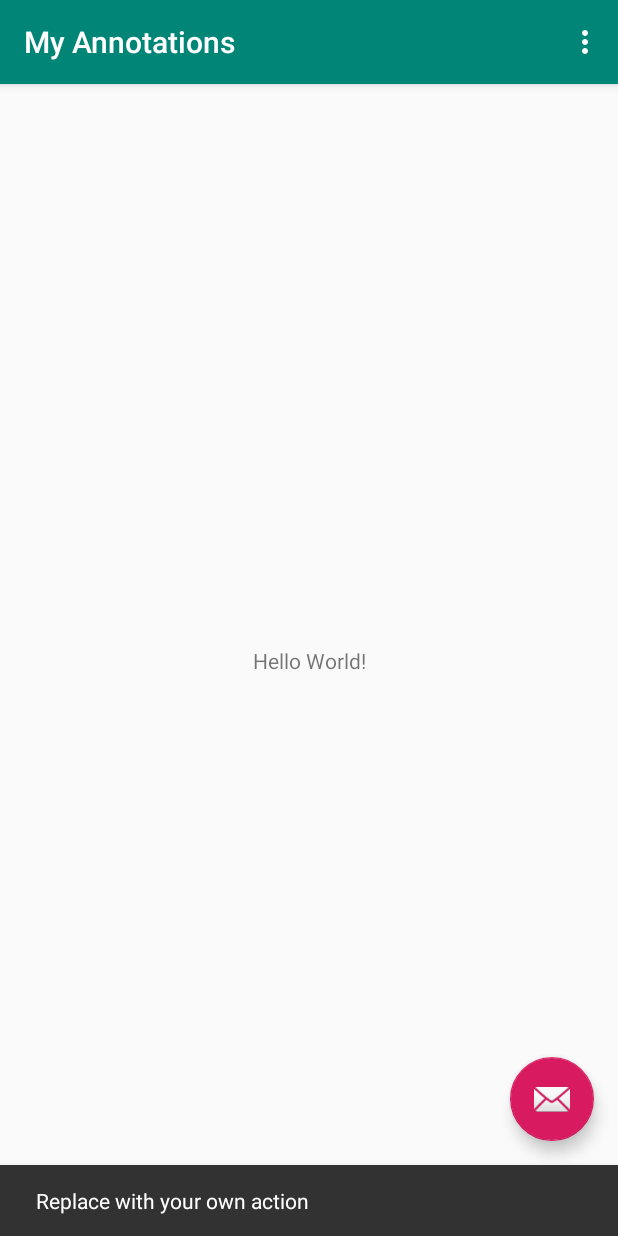
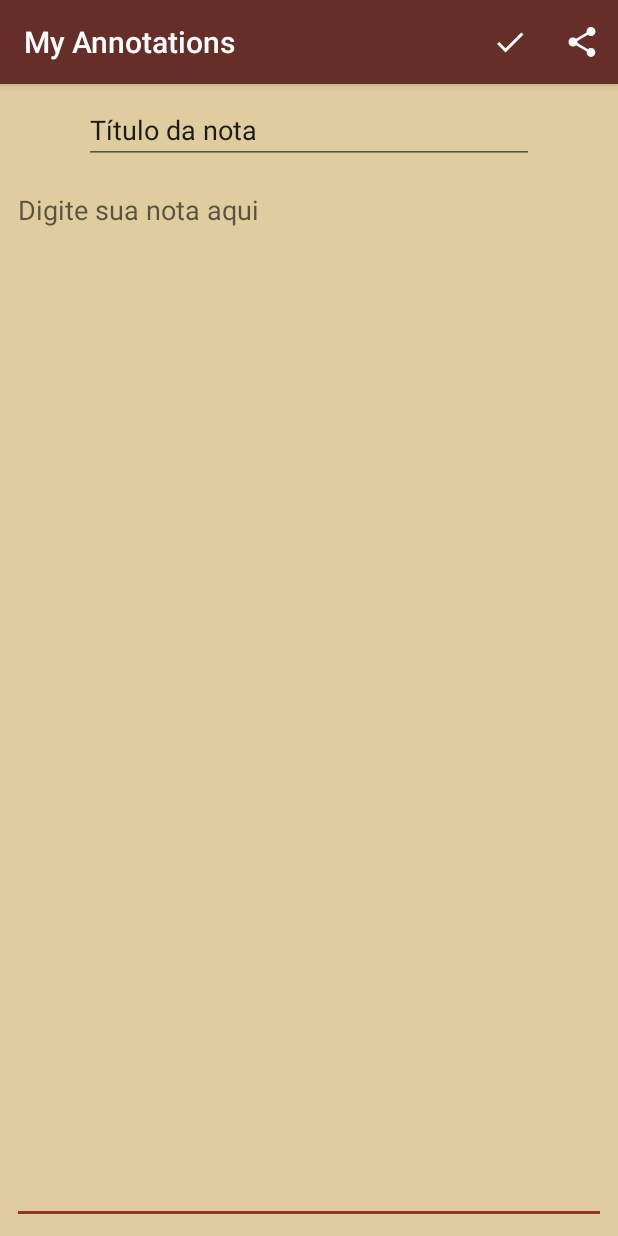
Before and after one commit to YannFigueiredo/My-Annotations, an Android app: the screen it shows after launch (MainActivity before the commit, InserirNotaActivity after it), after a tap on an icon or button, on a phone screen of 412 x 824 dp. Run offline under Robolectric (Android 15) with nearby library versions, the phone set to English and light mode, and no system bars.

Commit message:
Criado a tela base da listagem de notas e tela de inserção/edição/compartilhameno de nota

```diff
--- a/app/build.gradle
+++ b/app/build.gradle
@@ -10,6 +10,7 @@ android {
         versionCode 1
         versionName "1.0"
         testInstrumentationRunner "androidx.test.runner.AndroidJUnitRunner"
+        android.defaultConfig.vectorDrawables.useSupportLibrary = true
     }
     buildTypes {
         release {
--- a/app/src/main/AndroidManifest.xml
+++ b/app/src/main/AndroidManifest.xml
@@ -9,8 +9,9 @@
         android:roundIcon="@mipmap/ic_launcher_round"
         android:supportsRtl="true"
         android:theme="@style/AppTheme">
+        <activity android:name=".activity.InserirNotaActivity"></activity>
         <activity
-            android:name=".MainActivity"
+            android:name=".activity.MainActivity"
             android:label="@string/app_name"
             android:theme="@style/AppTheme.NoActionBar">
             <intent-filter>
--- /dev/null
+++ b/app/src/main/java/com/yannfigueiredo/myannotations/activity/InserirNotaActivity.java
@@ -0,0 +1,41 @@
+package com.yannfigueiredo.myannotations.activity;
+
+import androidx.annotation.NonNull;
+import androidx.appcompat.app.AppCompatActivity;
+
+import android.os.Bundle;
+import android.view.Menu;
+import android.view.MenuItem;
+import android.widget.Toast;
+
+import com.yannfigueiredo.myannotations.R;
+
+public class InserirNotaActivity extends AppCompatActivity {
+
+    @Override
+    protected void onCreate(Bundle savedInstanceState) {
+        super.onCreate(savedInstanceState);
+        setContentView(R.layout.activity_inserir_nota);
+    }
+
+    @Override
+    public boolean onCreateOptionsMenu(Menu menu) {
+        getMenuInflater().inflate(R.menu.menu_main, menu);
+
+        return super.onCreateOptionsMenu(menu);
+    }
+
+    @Override
+    public boolean onOptionsItemSelected(@NonNull MenuItem item) {
+        switch (item.getItemId()){
+            case R.id.itemSalvar:
+                Toast.makeText(getApplicationContext(), "Salvando...", Toast.LENGTH_SHORT).show();
+                break;
+            case R.id.itemCompartilhar:
+                Toast.makeText(getApplicationContext(), "Compartilhando...", Toast.LENGTH_SHORT).show();
+                break;
+        }
+
+        return super.onOptionsItemSelected(item);
+    }
+}
--- a/app/src/main/java/com/yannfigueiredo/myannotations/MainActivity.java
+++ b/app/src/main/java/com/yannfigueiredo/myannotations/activity/MainActivity.java
@@ -1,9 +1,11 @@
-package com.yannfigueiredo.myannotations;
+package com.yannfigueiredo.myannotations.activity;
 
+import android.content.Intent;
 import android.os.Bundle;
 
 import com.google.android.material.floatingactionbutton.FloatingActionButton;
 import com.google.android.material.snackbar.Snackbar;
+import com.yannfigueiredo.myannotations.R;
 
 import androidx.appcompat.app.AppCompatActivity;
 import androidx.appcompat.widget.Toolbar;
@@ -25,13 +27,13 @@ public class MainActivity extends AppCompatActivity {
         fab.setOnClickListener(new View.OnClickListener() {
             @Override
             public void onClick(View view) {
-                Snackbar.make(view, "Replace with your own action", Snackbar.LENGTH_LONG)
-                        .setAction("Action", null).show();
+                Intent intent = new Intent(getApplicationContext(), InserirNotaActivity.class);
+                startActivity(intent);
             }
         });
     }
 
-    @Override
+    /*@Override
     public boolean onCreateOptionsMenu(Menu menu) {
         // Inflate the menu; this adds items to the action bar if it is present.
         getMenuInflater().inflate(R.menu.menu_main, menu);
@@ -51,5 +53,5 @@ public class MainActivity extends AppCompatActivity {
         }
 
         return super.onOptionsItemSelected(item);
-    }
+    }*/
 }
--- /dev/null
+++ b/app/src/main/res/drawable/ic_add_white_24dp.xml
@@ -0,0 +1,5 @@
+<vector android:height="24dp" android:tint="#FFFFFF"
+    android:viewportHeight="24.0" android:viewportWidth="24.0"
+    android:width="24dp" xmlns:android="http://schemas.android.com/apk/res/android">
+    <path android:fillColor="#FF000000" android:pathData="M19,13h-6v6h-2v-6H5v-2h6V5h2v6h6v2z"/>
+</vector>
--- /dev/null
+++ b/app/src/main/res/drawable/ic_salvar_white_24dp.xml
@@ -0,0 +1,5 @@
+<vector android:height="24dp" android:tint="#FFFFFF"
+    android:viewportHeight="24.0" android:viewportWidth="24.0"
+    android:width="24dp" xmlns:android="http://schemas.android.com/apk/res/android">
+    <path android:fillColor="#FF000000" android:pathData="M9,16.17L4.83,12l-1.42,1.41L9,19 21,7l-1.41,-1.41z"/>
+</vector>
--- /dev/null
+++ b/app/src/main/res/drawable/ic_share_white_24dp.xml
@@ -0,0 +1,5 @@
+<vector android:height="24dp" android:tint="#FFFFFF"
+    android:viewportHeight="24.0" android:viewportWidth="24.0"
+    android:width="24dp" xmlns:android="http://schemas.android.com/apk/res/android">
+    <path android:fillColor="#FF000000" android:pathData="M18,16.08c-0.76,0 -1.44,0.3 -1.96,0.77L8.91,12.7c0.05,-0.23 0.09,-0.46 0.09,-0.7s-0.04,-0.47 -0.09,-0.7l7.05,-4.11c0.54,0.5 1.25,0.81 2.04,0.81 1.66,0 3,-1.34 3,-3s-1.34,-3 -3,-3 -3,1.34 -3,3c0,0.24 0.04,0.47 0.09,0.7L8.04,9.81C7.5,9.31 6.79,9 6,9c-1.66,0 -3,1.34 -3,3s1.34,3 3,3c0.79,0 1.5,-0.31 2.04,-0.81l7.12,4.16c-0.05,0.21 -0.08,0.43 -0.08,0.65 0,1.61 1.31,2.92 2.92,2.92 1.61,0 2.92,-1.31 2.92,-2.92s-1.31,-2.92 -2.92,-2.92z"/>
+</vector>
--- a/gradle.properties
+++ b/app/src/main/res/layout/activity_inserir_nota.xml
@@ -1,19 +1,39 @@
-# Project-wide Gradle settings.
-# IDE (e.g. Android Studio) users:
-# Gradle settings configured through the IDE *will override*
-# any settings specified in this file.
-# For more details on how to configure your build environment visit
-# http://www.gradle.org/docs/current/userguide/build_environment.html
-# Specifies the JVM arguments used for the daemon process.
-# The setting is particularly useful for tweaking memory settings.
-org.gradle.jvmargs=-Xmx1536m
-# When configured, Gradle will run in incubating parallel mode.
-# This option should only be used with decoupled projects. More details, visit
-# http://www.gradle.org/docs/current/userguide/multi_project_builds.html#sec:decoupled_projects
-# org.gradle.parallel=true
-# AndroidX package structure to make it clearer which packages are bundled with the
-# Android operating system, and which are packaged with your app's APK
-# https://developer.android.com/topic/libraries/support-library/androidx-rn
-android.useAndroidX=true
-# Automatically convert third-party libraries to use AndroidX
-android.enableJetifier=true
+<?xml version="1.0" encoding="utf-8"?>
+<androidx.constraintlayout.widget.ConstraintLayout xmlns:android="http://schemas.android.com/apk/res/android"
+    xmlns:app="http://schemas.android.com/apk/res-auto"
+    xmlns:tools="http://schemas.android.com/tools"
+    android:layout_width="match_parent"
+    android:layout_height="match_parent"
+    android:background="@color/colorBackground"
+    tools:context=".activity.InserirNotaActivity">
+
+    <EditText
+        android:id="@+id/editNota"
+        android:layout_width="0dp"
+        android:layout_height="0dp"
+        android:layout_marginStart="8dp"
+        android:layout_marginTop="8dp"
+        android:layout_marginEnd="8dp"
+        android:layout_marginBottom="8dp"
+        android:ems="10"
+        android:gravity="start|top"
+        android:hint="Digite sua nota aqui"
+        android:inputType="textMultiLine"
+        app:layout_constraintBottom_toBottomOf="parent"
+        app:layout_constraintEnd_toEndOf="parent"
+        app:layout_constraintStart_toStartOf="parent"
+        app:layout_constraintTop_toBottomOf="@+id/editText2" />
+
+    <EditText
+        android:id="@+id/editText2"
+        android:layout_width="300dp"
+        android:layout_height="wrap_content"
+        android:layout_marginTop="8dp"
+        android:ems="10"
+        android:inputType="textPersonName"
+        android:text="Título da nota"
+        app:layout_constraintEnd_toEndOf="parent"
+        app:layout_constraintStart_toStartOf="parent"
+        app:layout_constraintTop_toTopOf="parent" />
+
+</androidx.constraintlayout.widget.ConstraintLayout>
--- a/app/src/main/res/layout/activity_main.xml
+++ b/app/src/main/res/layout/activity_main.xml
@@ -4,7 +4,7 @@
     xmlns:tools="http://schemas.android.com/tools"
     android:layout_width="match_parent"
     android:layout_height="match_parent"
-    tools:context=".MainActivity">
+    tools:context=".activity.MainActivity">
 
     <com.google.android.material.appbar.AppBarLayout
         android:layout_width="match_parent"
@@ -28,6 +28,6 @@
         android:layout_height="wrap_content"
         android:layout_gravity="bottom|end"
         android:layout_margin="@dimen/fab_margin"
-        app:srcCompat="@android:drawable/ic_dialog_email" />
+        app:srcCompat="@drawable/ic_add_white_24dp" />
 
 </androidx.coordinatorlayout.widget.CoordinatorLayout>
--- a/app/src/main/res/menu/menu_main.xml
+++ b/app/src/main/res/menu/menu_main.xml
@@ -1,10 +1,18 @@
 <menu xmlns:android="http://schemas.android.com/apk/res/android"
     xmlns:app="http://schemas.android.com/apk/res-auto"
     xmlns:tools="http://schemas.android.com/tools"
-    tools:context="com.yannfigueiredo.myannotations.MainActivity">
+    tools:context="com.yannfigueiredo.myannotations.activity.MainActivity">
     <item
-        android:id="@+id/action_settings"
+        android:id="@+id/itemSalvar"
         android:orderInCategory="100"
-        android:title="@string/action_settings"
-        app:showAsAction="never" />
+        android:icon="@drawable/ic_salvar_white_24dp"
+        app:showAsAction="always"
+        android:title="@string/action_salvar" />
+    <item
+        android:id="@+id/itemCompartilhar"
+        android:orderInCategory="100"
+        android:icon="@drawable/ic_share_white_24dp"
+        app:showAsAction="always"
+        android:title="@string/action_compartilhar" />
+
 </menu>
--- a/app/src/main/res/values/colors.xml
+++ b/app/src/main/res/values/colors.xml
@@ -1,6 +1,7 @@
 <?xml version="1.0" encoding="utf-8"?>
 <resources>
-    <color name="colorPrimary">#008577</color>
-    <color name="colorPrimaryDark">#00574B</color>
-    <color name="colorAccent">#D81B60</color>
+    <color name="colorPrimary">#662E29</color>
+    <color name="colorPrimaryDark">#3A1A16</color>
+    <color name="colorAccent">#92332E</color>
+    <color name="colorBackground">#DFCC9F</color>
 </resources>
--- a/app/src/main/res/values/strings.xml
+++ b/app/src/main/res/values/strings.xml
@@ -1,4 +1,5 @@
 <resources>
     <string name="app_name">My Annotations</string>
-    <string name="action_settings">Settings</string>
+    <string name="action_salvar">Salvar</string>
+    <string name="action_compartilhar">Compartilhar</string>
 </resources>
```
